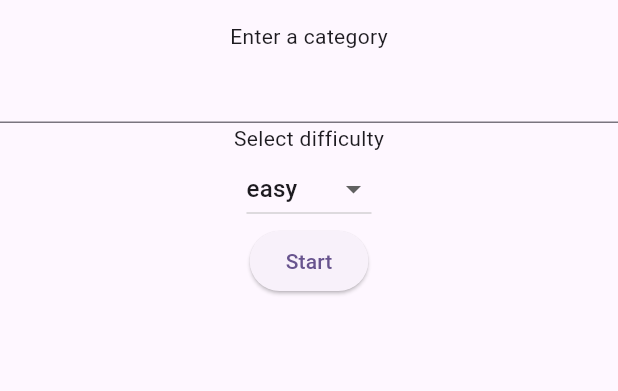
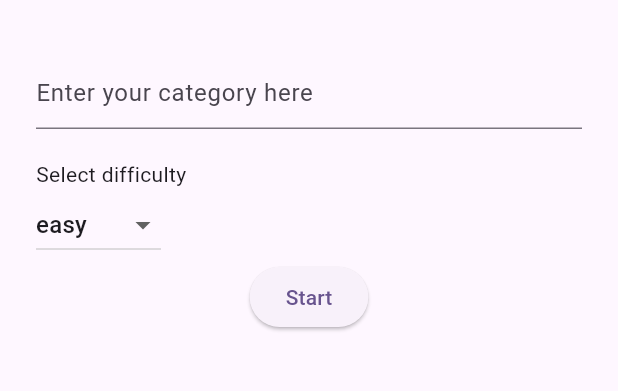
Before and after one commit to Kurczaak/quizzers, a Flutter app: the screen it shows after launch, on a phone screen of 412 x 824 dp, the part 63-454 px from its top. Run offline on Flutter 3.47's test engine with Material 3 defaults, Android fonts, the phone set to English and light mode, and no system bars; our stand-ins replace bloc, dartz, dio, flutter_bloc, flutter_dotenv, freezed_annotation and 3 more; generated files the repository leaves out were written again.

Commit message:
Refactor home page layout and UI elements

```diff
--- a/lib/home_page.dart
+++ b/lib/home_page.dart
@@ -44,20 +44,26 @@ class _EntryWidget extends StatelessWidget {
 
   @override
   Widget build(BuildContext context) {
-    return Column(
+    return Padding(
+      padding: const EdgeInsets.all(24.0),
+      child: Column(
+        crossAxisAlignment: CrossAxisAlignment.start,
         children: [
-        const Text('Enter a category'),
           TextField(
+            decoration: const InputDecoration(
+              hintText: 'Enter your category here',
+            ),
             onChanged: (value) {
               context.read<QuizBloc>().add(QuizEvent.changeCategory(value));
             },
           ),
+          const SizedBox(height: 20),
           const Text('Select difficulty'),
           DropdownButton<QuestionDifficulty>(
             value: context.select((QuizBloc bloc) => difficulty),
             onChanged: (value) {
-            context.read<QuizBloc>().add(
-                QuizEvent.difficultyChanged(value ?? QuestionDifficulty.easy));
+              context.read<QuizBloc>().add(QuizEvent.difficultyChanged(
+                  value ?? QuestionDifficulty.easy));
             },
             items: QuestionDifficulty.values
                 .map((e) => DropdownMenuItem(
@@ -66,13 +72,16 @@ class _EntryWidget extends StatelessWidget {
                     ))
                 .toList(),
           ),
-        ElevatedButton(
+          Center(
+            child: ElevatedButton(
               onPressed: () {
                 context.read<QuizBloc>().add(const QuizEvent.loadQuestions());
               },
               child: const Text('Start'),
             ),
+          ),
         ],
+      ),
     );
   }
 }
@@ -118,6 +127,7 @@ class _LoadedWidget extends StatelessWidget {
           },
           child: Text(showAnswers ? 'Reset' : 'Submit'), // TODO extract to l10n
         ),
+        const SizedBox(height: 40),
       ],
     );
   }
```
Lines whose indentation alone changed are shown as unchanged.
